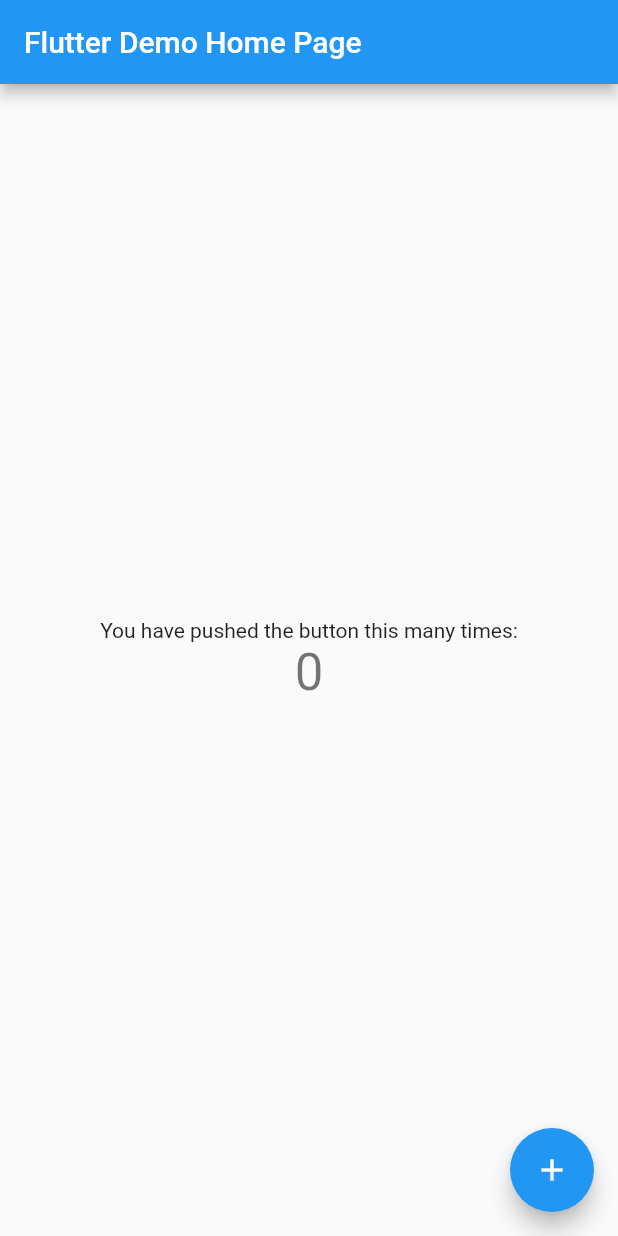
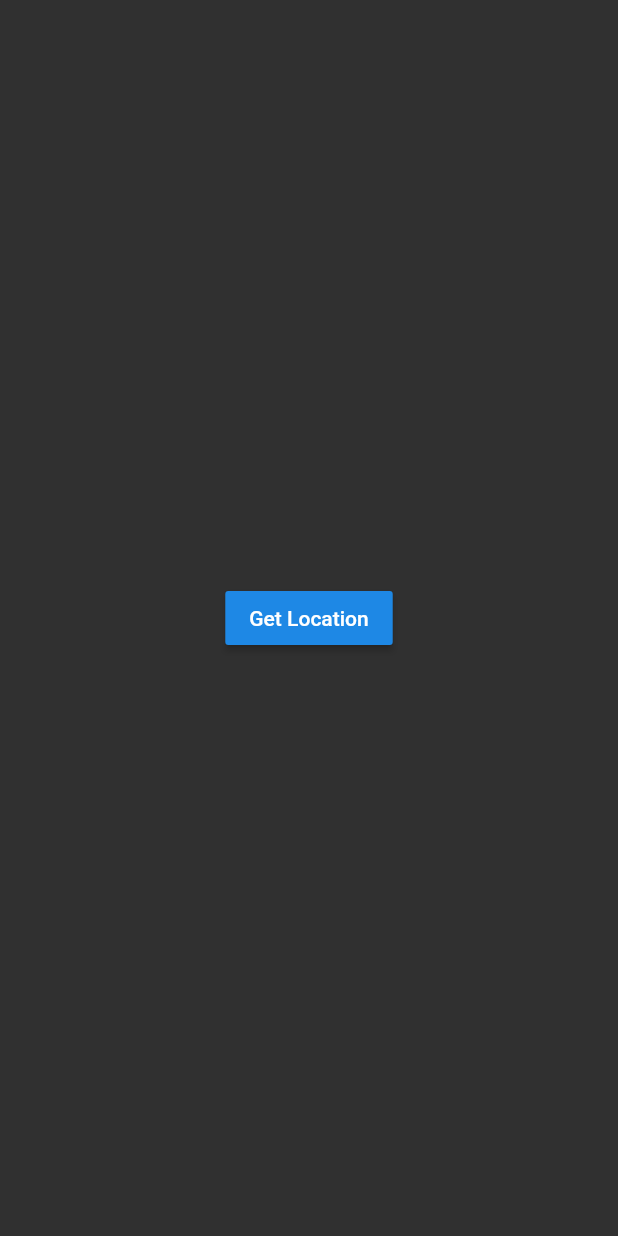
Before and after one commit to zod4iy/FlutterBootCamp, a Flutter app: the screen it shows after launch, on a phone screen of 412 x 824 dp. Run offline on Flutter 3.47's test engine with Material 2 defaults, Android fonts, the light colour scheme and no system bars; our stand-ins replace audioplayers, font_awesome_flutter, rflutter_alert.

Commit message:
[clima] - Setup starting project

```diff
--- a/clima/lib/main.dart
+++ b/clima/lib/main.dart
@@ -1,115 +1,14 @@
 import 'package:flutter/material.dart';
+import 'package:clima/screens/loading_screen.dart';
 
-void main() {
-  runApp(const MyApp());
-}
+void main() => runApp(MyApp());
 
 class MyApp extends StatelessWidget {
-  const MyApp({Key? key}) : super(key: key);
-
-  // This widget is the root of your application.
   @override
   Widget build(BuildContext context) {
     return MaterialApp(
-      title: 'Flutter Demo',
-      theme: ThemeData(
-        // This is the theme of your application.
-        //
-        // Try running your application with "flutter run". You'll see the
-        // application has a blue toolbar. Then, without quitting the app, try
-        // changing the primarySwatch below to Colors.green and then invoke
-        // "hot reload" (press "r" in the console where you ran "flutter run",
-        // or simply save your changes to "hot reload" in a Flutter IDE).
-        // Notice that the counter didn't reset back to zero; the application
-        // is not restarted.
-        primarySwatch: Colors.blue,
-      ),
-      home: const MyHomePage(title: 'Flutter Demo Home Page'),
+      theme: ThemeData.dark(),
+      home: LoadingScreen(),
     );
   }
 }
-
-class MyHomePage extends StatefulWidget {
-  const MyHomePage({Key? key, required this.title}) : super(key: key);
-
-  // This widget is the home page of your application. It is stateful, meaning
-  // that it has a State object (defined below) that contains fields that affect
-  // how it looks.
-
-  // This class is the configuration for the state. It holds the values (in this
-  // case the title) provided by the parent (in this case the App widget) and
-  // used by the build method of the State. Fields in a Widget subclass are
-  // always marked "final".
-
-  final String title;
-
-  @override
-  State<MyHomePage> createState() => _MyHomePageState();
-}
-
-class _MyHomePageState extends State<MyHomePage> {
-  int _counter = 0;
-
-  void _incrementCounter() {
-    setState(() {
-      // This call to setState tells the Flutter framework that something has
-      // changed in this State, which causes it to rerun the build method below
-      // so that the display can reflect the updated values. If we changed
-      // _counter without calling setState(), then the build method would not be
-      // called again, and so nothing would appear to happen.
-      _counter++;
-    });
-  }
-
-  @override
-  Widget build(BuildContext context) {
-    // This method is rerun every time setState is called, for instance as done
-    // by the _incrementCounter method above.
-    //
-    // The Flutter framework has been optimized to make rerunning build methods
-    // fast, so that you can just rebuild anything that needs updating rather
-    // than having to individually change instances of widgets.
-    return Scaffold(
-      appBar: AppBar(
-        // Here we take the value from the MyHomePage object that was created by
-        // the App.build method, and use it to set our appbar title.
-        title: Text(widget.title),
-      ),
-      body: Center(
-        // Center is a layout widget. It takes a single child and positions it
-        // in the middle of the parent.
-        child: Column(
-          // Column is also a layout widget. It takes a list of children and
-          // arranges them vertically. By default, it sizes itself to fit its
-          // children horizontally, and tries to be as tall as its parent.
-          //
-          // Invoke "debug painting" (press "p" in the console, choose the
-          // "Toggle Debug Paint" action from the Flutter Inspector in Android
-          // Studio, or the "Toggle Debug Paint" command in Visual Studio Code)
-          // to see the wireframe for each widget.
-          //
-          // Column has various properties to control how it sizes itself and
-          // how it positions its children. Here we use mainAxisAlignment to
-          // center the children vertically; the main axis here is the vertical
-          // axis because Columns are vertical (the cross axis would be
-          // horizontal).
-          mainAxisAlignment: MainAxisAlignment.center,
-          children: <Widget>[
-            const Text(
-              'You have pushed the button this many times:',
-            ),
-            Text(
-              '$_counter',
-              style: Theme.of(context).textTheme.headline4,
-            ),
-          ],
-        ),
-      ),
-      floatingActionButton: FloatingActionButton(
-        onPressed: _incrementCounter,
-        tooltip: 'Increment',
-        child: const Icon(Icons.add),
-      ), // This trailing comma makes auto-formatting nicer for build methods.
-    );
-  }
-}
--- /dev/null
+++ b/clima/lib/screens/loading_screen.dart
@@ -0,0 +1,22 @@
+import 'package:flutter/material.dart';
+
+class LoadingScreen extends StatefulWidget {
+  @override
+  _LoadingScreenState createState() => _LoadingScreenState();
+}
+
+class _LoadingScreenState extends State<LoadingScreen> {
+  @override
+  Widget build(BuildContext context) {
+    return Scaffold(
+      body: Center(
+        child: RaisedButton(
+          onPressed: () {
+            //Get the current location
+          },
+          child: Text('Get Location'),
+        ),
+      ),
+    );
+  }
+}
```
Also changed, not shown: clima/lib/screens/city_screen.dart (added, +51 -0 lines), clima/lib/screens/location_screen.dart (added, +76 -0 lines), clima/lib/services/weather.dart (added, +33 -0 lines), clima/lib/utilities/constants.dart (added, +20 -0 lines), clima/pubspec.yaml (+7 -64 lines), clima/fonts/SpartanMB-Black.otf (added), clima/images/city_background.jpg (added), clima/images/location_background.jpg (added), clima/lib/services/location.dart (added), clima/lib/services/networking.dart (added), 1 other file.
